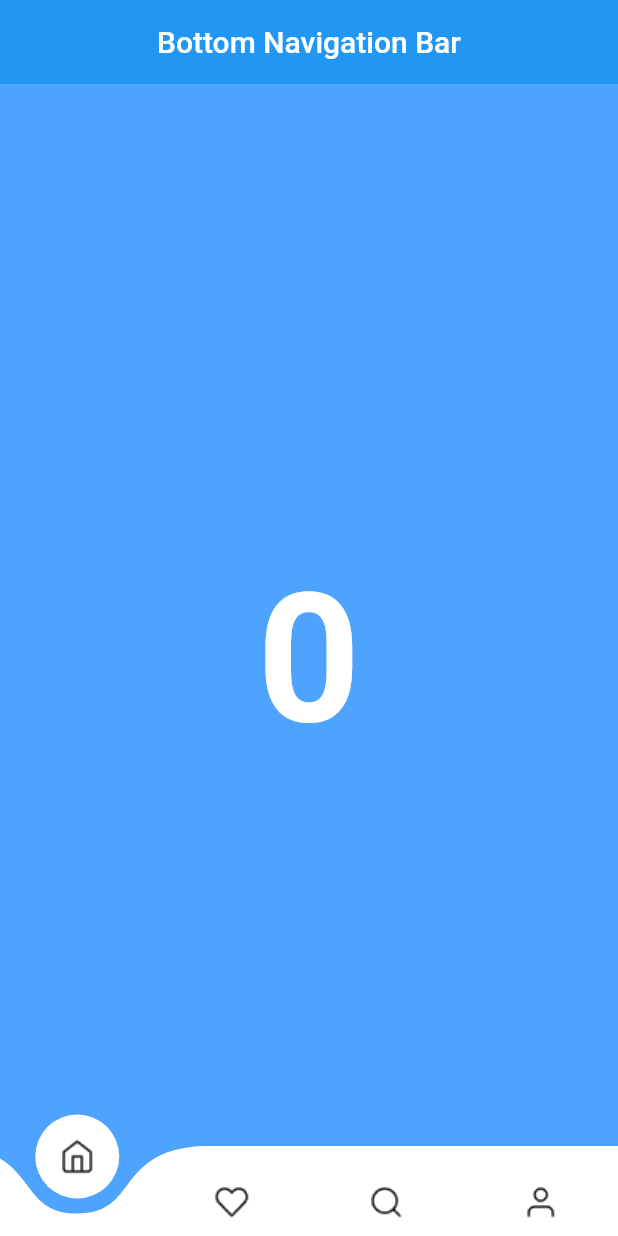
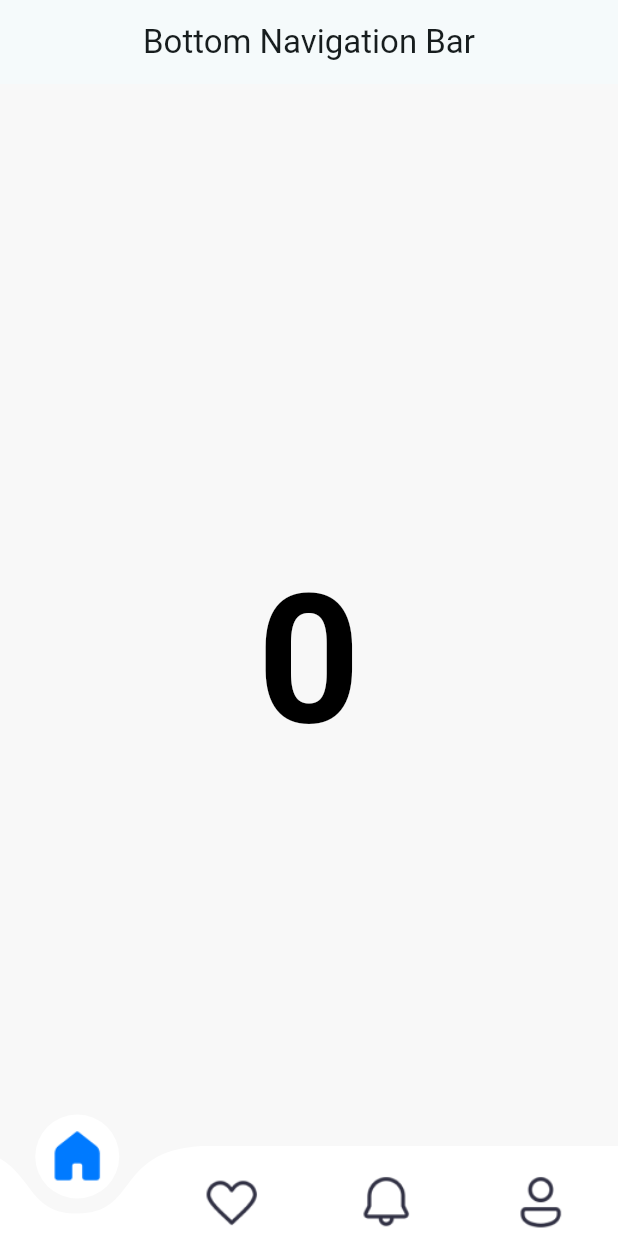
Before and after one commit to MathewAlcoseba/WaterWays, a Flutter app: the screen it shows after launch, on a phone screen of 412 x 824 dp. Run offline on Flutter 3.47's test engine with Material 2 defaults, Android fonts, the light colour scheme and no system bars; drawn by our look-alikes of curved_navigation_bar; our stand-ins replace google_fonts; generated files the repository leaves out were written again.

Commit message:
edited curved navigation bar

```diff
--- a/lib/MainFeed/main_feed.dart
+++ b/lib/MainFeed/main_feed.dart
@@ -1,4 +1,5 @@
 import 'package:flutter/material.dart';
+import 'package:waterways/app_styles.dart';
 import 'package:waterways/bottom-navbar.dart';
 
 class MainFeed extends StatefulWidget {
@@ -22,7 +23,7 @@ class MainFeedState extends State<MainFeed> {
     return SafeArea(
       child: Scaffold(
           extendBody: true,
-          backgroundColor: const Color(0xff4EA3FF),
+          backgroundColor: AppStyles.colorScheme.background,
           appBar: AppBar(
             title: const Text('Bottom Navigation Bar'),
             elevation: 0,
@@ -32,7 +33,7 @@ class MainFeedState extends State<MainFeed> {
             child: Text(
               '$selectedIndex',
               style: const TextStyle(
-                  color: Colors.white,
+                  color: Colors.black,
                   fontSize: 120.0,
                   fontWeight: FontWeight.bold),
             ),
--- /dev/null
+++ b/lib/app_styles.dart
@@ -0,0 +1,64 @@
+import 'package:flutter/material.dart';
+import 'package:google_fonts/google_fonts.dart';
+
+class AppStyles {
+// ColorSchemes
+
+  // primary -> Primary Color: White
+  // secondary -> Accent Color: Blue
+  // tertiary -> Disabled Color: Grey
+  // inversePrimary -> Opposite to White: Black
+  // background -> Screen Bg Color: Off-White
+
+  static final ColorScheme colorScheme =
+      ColorScheme.fromSeed(seedColor: const Color(0xffFFFFFF)).copyWith(
+    primary: const Color(0xffFFFFFF),
+    secondary: const Color(0xff007AFF),
+    tertiary: const Color(0xff8ECAE6),
+    inversePrimary: const Color(0xff313144),
+    background: const Color(0xffF8F8F8),
+  );
+
+// TextStyles
+
+  // Headline-Large
+  static final TextStyle headline1 = GoogleFonts.poppins(
+    fontSize: 30,
+    fontWeight: FontWeight.w700, //bold
+    color: colorScheme.inversePrimary, //black
+  );
+
+  // Headline-Medium
+  static final TextStyle headline2 = GoogleFonts.poppins(
+    fontSize: 24,
+    fontWeight: FontWeight.w600, // semibold
+    color: colorScheme.inversePrimary, //black
+  );
+
+  // Headline-Small
+  static final TextStyle headline3 = GoogleFonts.poppins(
+    fontSize: 22,
+    fontWeight: FontWeight.w600, // semibold
+    color: colorScheme.inversePrimary, //black
+  );
+
+  static final TextStyle bodyText1 = GoogleFonts.poppins(
+    fontSize: 16,
+    fontWeight: FontWeight.w400, // regular
+    color: const Color(0xff808080), //grey
+  );
+
+  static final TextStyle bodyText2 = GoogleFonts.poppins(
+    fontSize: 14,
+    fontWeight: FontWeight.w400, //regular
+    color: colorScheme.inversePrimary, //black
+  );
+
+  static final TextStyle bodyText3 = GoogleFonts.poppins(
+    fontSize: 14,
+    fontWeight: FontWeight.w400, //regular
+    color: colorScheme.inversePrimary, //black
+  );
+
+  // Add more styles as needed...
+}
--- a/lib/bottom-navbar.dart
+++ b/lib/bottom-navbar.dart
@@ -1,5 +1,6 @@
 import 'package:curved_navigation_bar/curved_navigation_bar.dart';
 import 'package:flutter/material.dart';
+import 'package:waterways/app_styles.dart';
 
 class BottomNavBar extends StatelessWidget {
   final int selectedIndex;
@@ -14,15 +15,28 @@ class BottomNavBar extends StatelessWidget {
   @override
   Widget build(BuildContext context) {
     final navBarIcons = <Widget>[
-      Image.asset('assets/NavBar-Icons/home.png', width: 40),
-      Image.asset('assets/NavBar-Icons/heart.png', width: 40),
-      Image.asset('assets/NavBar-Icons/search.png', width: 40),
-      Image.asset('assets/NavBar-Icons/profile.png', width: 40),
+      selectedIndex == 0
+          ? Image.asset('assets/NavBar-Icons/home-selected.png', width: 40)
+          : Image.asset('assets/NavBar-Icons/home-unselected.png', width: 40),
+      selectedIndex == 1
+          ? Image.asset('assets/NavBar-Icons/favorites-selected.png', width: 40)
+          : Image.asset('assets/NavBar-Icons/favorites-unselected.png',
+              width: 40),
+      selectedIndex == 2
+          ? Image.asset('assets/NavBar-Icons/notification-selected.png',
+              width: 40)
+          : Image.asset('assets/NavBar-Icons/notification-unselected.png',
+              width: 40),
+      selectedIndex == 3
+          ? Image.asset('assets/NavBar-Icons/profile-selected.png', width: 40)
+          : Image.asset('assets/NavBar-Icons/profile-unselected.png',
+              width: 40),
     ];
 
     return CurvedNavigationBar(
       height: 60,
       backgroundColor: Colors.transparent,
+      buttonBackgroundColor: AppStyles.colorScheme.primary,
       index: selectedIndex,
       items: navBarIcons,
       onTap: onItemTapped,
--- a/lib/main.dart
+++ b/lib/main.dart
@@ -4,6 +4,7 @@ import 'package:flutter/material.dart';
 import 'package:waterways/LoadingScreen/loading_screen.dart';
 import 'package:waterways/LoginFlow/login_create_account.dart';
 import 'package:waterways/MainFeed/main_feed.dart';
+import 'package:waterways/app_styles.dart';
 import 'package:waterways/bottom-navbar.dart';
 
 void main() {
@@ -16,10 +17,14 @@ class MyApp extends StatelessWidget {
   @override
   Widget build(BuildContext context) {
     return MaterialApp(
+      debugShowCheckedModeBanner: false,
       title: 'WaterWays Delivery App',
-      debugShowCheckedModeBanner: false,
+      theme: ThemeData(
+        useMaterial3: true,
+        colorScheme: AppStyles.colorScheme,
+      ),
       home: Scaffold(
-        backgroundColor: const Color(0xffF8F8F8),
+        backgroundColor: AppStyles.colorScheme.background,
         body: SafeArea(
           child: MainFeed(),
         ),
--- a/pubspec.yaml
+++ b/pubspec.yaml
@@ -17,6 +17,7 @@ dependencies:
     sdk: flutter
   google_fonts: ^6.1.0
   curved_navigation_bar: ^1.0.3
+  material_design_icons_flutter: ^7.0.7296
 
 
 dev_dependencies:
```
Also changed, not shown: assets/NavBar-Icons/favorites-selected.png (added), assets/NavBar-Icons/favorites-unselected.png (added), assets/NavBar-Icons/heart.png (deleted), assets/NavBar-Icons/home-selected.png (added), assets/NavBar-Icons/home-unselected.png (added), assets/NavBar-Icons/home.png (deleted), assets/NavBar-Icons/notification-selected.png (added), assets/NavBar-Icons/notification-unselected.png (added), assets/NavBar-Icons/profile-selected.png (added), assets/NavBar-Icons/profile-unselected.png (added), assets/NavBar-Icons/profile.png (deleted), assets/NavBar-Icons/search.png (deleted), pubspec.lock.
